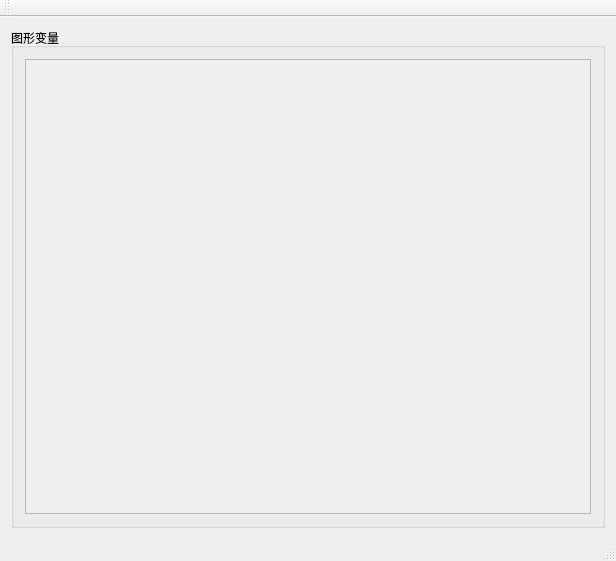
codebiao/dom, file dom/variate_window.ui: the form before one commit.
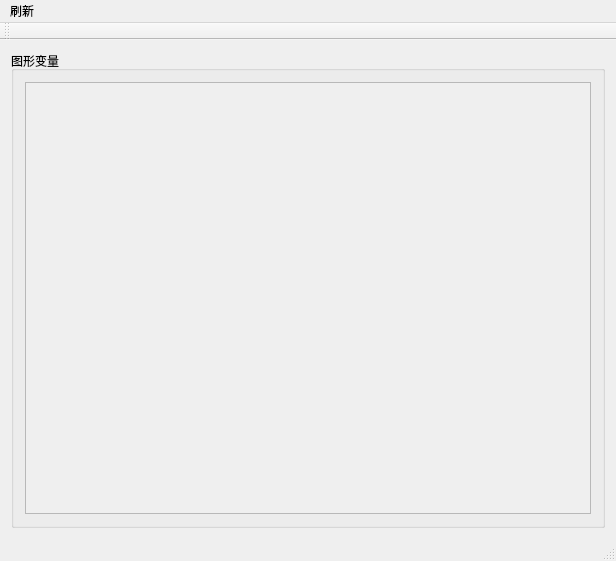
The form after the commit.

Commit message: 2022-4-29 增加反射机制，对不同输入输出执行不同的反射函数，并且优化了变量窗口刷新不了的问题

```diff
--- a/dom/variate_window.ui
+++ b/dom/variate_window.ui
@@ -61,6 +61,13 @@
      <height>23</height>
     </rect>
    </property>
+   <widget class="QMenu" name="menu">
+    <property name="title">
+     <string>刷新</string>
+    </property>
+    <addaction name="actionshauxin"/>
+   </widget>
+   <addaction name="menu"/>
   </widget>
   <widget class="QToolBar" name="mainToolBar">
    <attribute name="toolBarArea">
```
Left out of the diff: 5 changed lines with no effect on the pictures. The commit also changes 22 other files.
